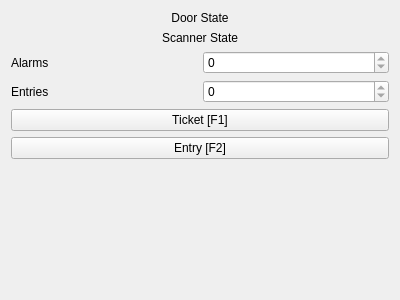
Before: the Qt Designer form mainwindow.ui in belucha/sbb-kletterhalle, drawn with Qt 5.
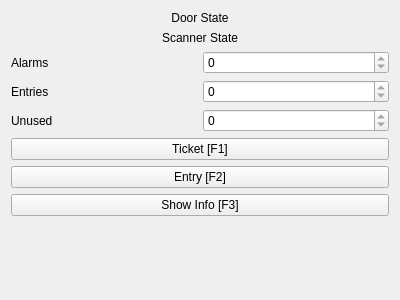
After: the same form once the commit is applied.

Commit message: progress: scanner states

Diff of the .ui file:
```diff
--- a/mainwindow.ui
+++ b/mainwindow.ui
@@ -74,6 +74,24 @@
       </item>
      </layout>
     </item>
+    <item>
+     <layout class="QHBoxLayout" name="layoutUnused">
+      <item>
+       <widget class="QLabel" name="labelUnused">
+        <property name="text">
+         <string>Unused</string>
+        </property>
+       </widget>
+      </item>
+      <item>
+       <widget class="QSpinBox" name="spinBoxUnused">
+        <property name="readOnly">
+         <bool>true</bool>
+        </property>
+       </widget>
+      </item>
+     </layout>
+    </item>
     <item>
      <widget class="QPushButton" name="pushButtonTicket">
       <property name="text">
@@ -94,6 +112,16 @@
       </property>
      </widget>
     </item>
+    <item>
+     <widget class="QPushButton" name="pushButtonInfo">
+      <property name="text">
+       <string>Show Info [F3]</string>
+      </property>
+      <property name="shortcut">
+       <string>F3</string>
+      </property>
+     </widget>
+    </item>
     <item>
      <spacer name="verticalSpacer">
       <property name="orientation">
```
The commit also changes 2 other files.
